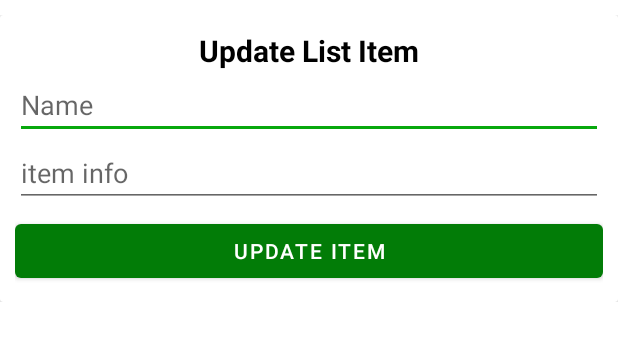
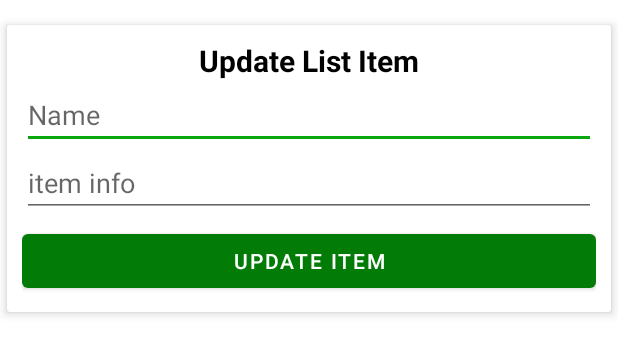
Before and after one commit to MesserA8/TargetShopping, an Android app: the layout edit_list_item_dialog.xml on its own in the app's theme, with its tools: preview values and no code run, on a phone screen of 412 x 824 dp. Shown: the top 355 px of the screen. Run offline under Robolectric (Android 15) with nearby library versions, the phone set to English and light mode, and no system bars.

Commit message:
CardView elevation & CompatPadding added

```diff
--- a/app/build.gradle
+++ b/app/build.gradle
@@ -47,7 +47,7 @@ dependencies {
     implementation 'androidx.room:room-ktx:2.4.2'
     implementation 'androidx.legacy:legacy-support-v4:1.0.0'
     implementation 'com.google.android.gms:play-services-measurement-api:21.0.0'
-    implementation 'com.google.firebase:firebase-common-ktx:20.0.0'
+    implementation 'com.google.firebase:firebase-common-ktx:20.1.1'
     implementation 'com.google.firebase:firebase-analytics-ktx:21.0.0'
     kapt 'androidx.room:room-compiler:2.4.2'
     implementation 'androidx.lifecycle:lifecycle-livedata-ktx:2.4.1'
--- a/app/src/main/res/layout/edit_list_item_dialog.xml
+++ b/app/src/main/res/layout/edit_list_item_dialog.xml
@@ -13,7 +13,9 @@
         app:layout_constraintBottom_toBottomOf="parent"
         app:layout_constraintEnd_toEndOf="parent"
         app:layout_constraintStart_toStartOf="parent"
-        app:layout_constraintTop_toTopOf="parent">
+        app:layout_constraintTop_toTopOf="parent"
+        app:cardElevation="4dp"
+        app:cardUseCompatPadding="true">
 
         <LinearLayout
             android:layout_width="match_parent"
--- a/app/src/main/res/layout/list_name_item.xml
+++ b/app/src/main/res/layout/list_name_item.xml
@@ -16,7 +16,9 @@
         app:layout_constraintBottom_toBottomOf="parent"
         app:layout_constraintEnd_toEndOf="parent"
         app:layout_constraintStart_toStartOf="parent"
-        app:layout_constraintTop_toTopOf="parent">
+        app:layout_constraintTop_toTopOf="parent"
+        app:cardElevation="4dp"
+        app:cardUseCompatPadding="true">
 
         <LinearLayout
             android:layout_width="match_parent"
@@ -80,6 +82,7 @@
         android:layout_height="0dp"
         android:layout_marginTop="6dp"
         android:layout_marginEnd="4dp"
+        app:cardElevation="6dp"
         android:layout_marginBottom="6dp"
         android:backgroundTint="#D04C9BDA"
         app:cardCornerRadius="3dp"
--- a/app/src/main/res/layout/new_list_dialog.xml
+++ b/app/src/main/res/layout/new_list_dialog.xml
@@ -10,7 +10,9 @@
         app:layout_constraintBottom_toBottomOf="parent"
         app:layout_constraintEnd_toEndOf="parent"
         app:layout_constraintStart_toStartOf="parent"
-        app:layout_constraintTop_toTopOf="parent">
+        app:layout_constraintTop_toTopOf="parent"
+        app:cardElevation="4dp"
+        app:cardUseCompatPadding="true">
 
         <LinearLayout
             android:layout_width="match_parent"
--- a/app/src/main/res/layout/note_list_item.xml
+++ b/app/src/main/res/layout/note_list_item.xml
@@ -15,7 +15,9 @@
         app:layout_constraintBottom_toBottomOf="parent"
         app:layout_constraintEnd_toEndOf="parent"
         app:layout_constraintStart_toStartOf="parent"
-        app:layout_constraintTop_toTopOf="parent">
+        app:layout_constraintTop_toTopOf="parent"
+        app:cardElevation="4dp"
+        app:cardUseCompatPadding="true">
 
         <androidx.constraintlayout.widget.ConstraintLayout
             android:layout_width="match_parent"
--- a/app/src/main/res/layout/shop_library_list_item.xml
+++ b/app/src/main/res/layout/shop_library_list_item.xml
@@ -16,7 +16,9 @@
         app:layout_constraintBottom_toBottomOf="parent"
         app:layout_constraintEnd_toEndOf="parent"
         app:layout_constraintStart_toStartOf="parent"
-        app:layout_constraintTop_toTopOf="parent">
+        app:layout_constraintTop_toTopOf="parent"
+        app:cardElevation="4dp"
+        app:cardUseCompatPadding="true">
 
         <androidx.constraintlayout.widget.ConstraintLayout
             android:layout_width="match_parent"
--- a/app/src/main/res/layout/shop_list_item.xml
+++ b/app/src/main/res/layout/shop_list_item.xml
@@ -15,7 +15,9 @@
         app:layout_constraintBottom_toBottomOf="parent"
         app:layout_constraintEnd_toEndOf="parent"
         app:layout_constraintStart_toStartOf="parent"
-        app:layout_constraintTop_toTopOf="parent">
+        app:layout_constraintTop_toTopOf="parent"
+        app:cardElevation="4dp"
+        app:cardUseCompatPadding="true">
 
         <androidx.constraintlayout.widget.ConstraintLayout
             android:layout_width="match_parent"
```
